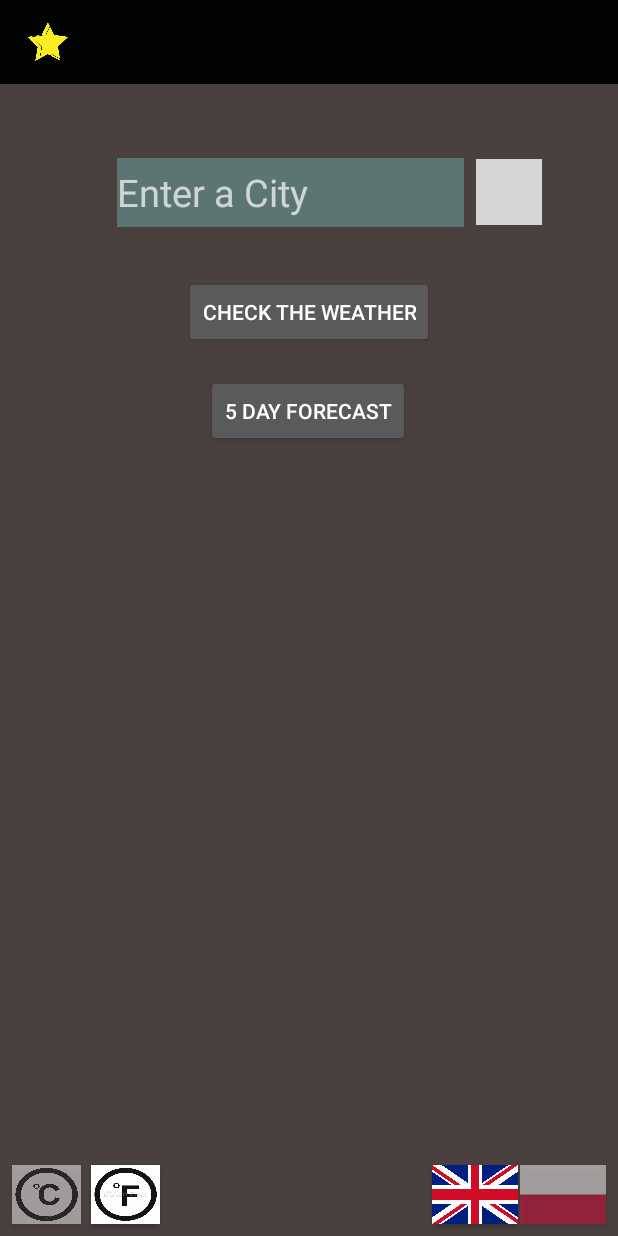
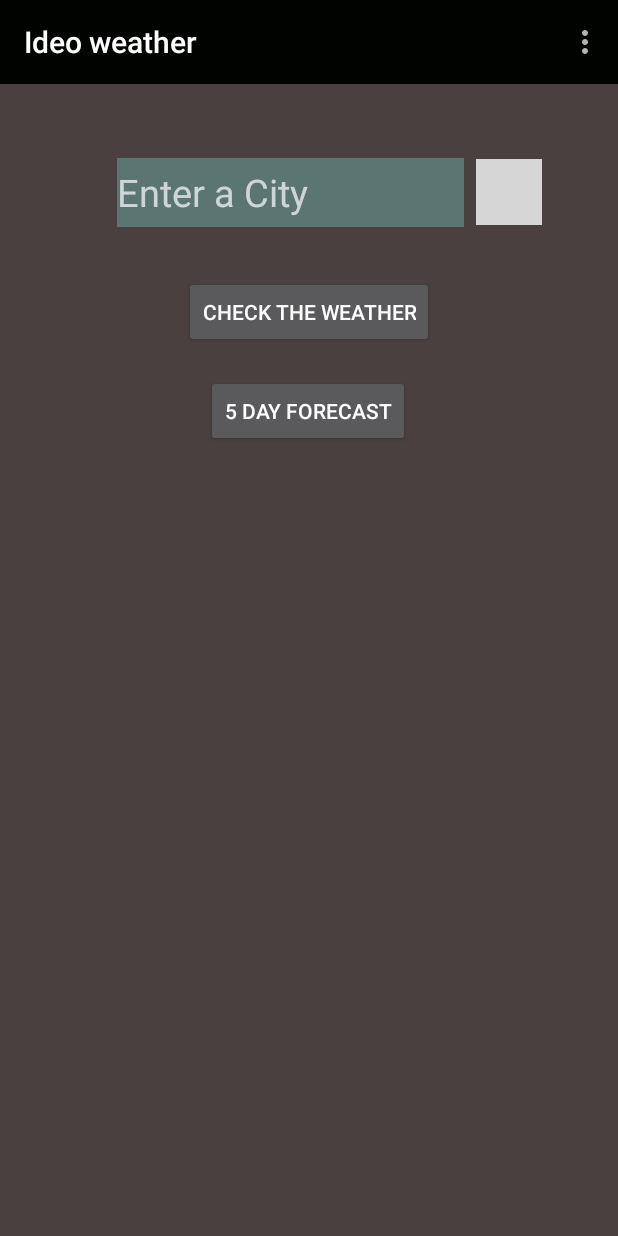
Before and after one commit to Reapermat/Weather_App, an Android app: the screen it shows after launch (MainActivity), on a phone screen of 412 x 824 dp. Run offline under Robolectric (Android 15) with nearby library versions, the phone set to English and light mode, and no system bars; 4 statements that could not run were skipped; grey boxes are pictures that could not be loaded.

Commit message:
created activity settings

```diff
--- a/app/src/main/java/com/matthewferry/ideoweather/model/activity/FavoriteActivity.java
+++ b/app/src/main/java/com/matthewferry/ideoweather/model/activity/FavoriteActivity.java
@@ -150,8 +150,6 @@ public class FavoriteActivity extends AppCompatActivity implements NewCityDialog
 
     }
 
-
-
     private void setLocal(String lang){
         Locale locale = new Locale(lang);
         Locale.setDefault(locale);
@@ -181,8 +179,8 @@ public class FavoriteActivity extends AppCompatActivity implements NewCityDialog
         cities = findViewById(R.id.cities);
         floatingActionButton = findViewById(R.id.floatingActionButton);
         dialogCity = findViewById(R.id.dialogCity);
-        english = findViewById(R.id.englishButton);
-        polish = findViewById(R.id.polishButton);
+        /*english = findViewById(R.id.englishButton);
+        polish = findViewById(R.id.polishButton);*/
         backTo = getString(R.string.back_to_main);
         canceled = getString(R.string.canceled);
         swipeToDelete = getString(R.string.swipe_to_delete);
--- a/app/src/main/java/com/matthewferry/ideoweather/model/activity/MainActivity.java
+++ b/app/src/main/java/com/matthewferry/ideoweather/model/activity/MainActivity.java
@@ -5,6 +5,7 @@ import android.content.Context;
 import android.content.Intent;
 import android.content.SharedPreferences;
 import android.content.pm.PackageManager;
+import android.content.res.Configuration;
 import android.location.Location;
 import android.location.LocationListener;
 import android.location.LocationManager;
@@ -16,6 +17,9 @@ import android.support.v7.app.AppCompatActivity;
 import android.os.Bundle;
 import android.support.v7.widget.Toolbar;
 import android.util.Log;
+import android.view.Menu;
+import android.view.MenuInflater;
+import android.view.MenuItem;
 import android.view.View;
 import android.view.inputmethod.InputMethodManager;
 import android.widget.Button;
@@ -35,6 +39,7 @@ import com.matthewferry.ideoweather.model.util.WeatherToday;
 
 import java.io.File;
 import java.util.ArrayList;
+import java.util.Locale;
 
 import retrofit2.Call;
 import retrofit2.Callback;
@@ -74,6 +79,7 @@ public class MainActivity extends AppCompatActivity {
     String yourLocation;
     String lang;
     String nextDay;
+    String appname;
     View view;
     public String BaseUrl = "http://api.openweathermap.org/";
     public String AppId = "c3ae299cd9fa2fa369c0839cc39e7b84";
@@ -82,7 +88,7 @@ public class MainActivity extends AppCompatActivity {
 
 
 
-    public void ToCelsius(View view){
+    /*public void ToCelsius(View view){
 
         units="metric";
         celsius.setClickable(false);
@@ -189,21 +195,19 @@ public class MainActivity extends AppCompatActivity {
             }
         }
 
-    }
+    }*/
 
-    public void loadLocale(){
+    /*public void loadLocale(){
         lang = pref.getString("language", "");
         LocaleHelper.setLocale(this, lang);
-    }
+    }*/
 
 
     public static String getLanguage(){
         return language;
     }
 
-    public static String getUnits(){
-        return units;
-    }
+
 
     public static String getCity(){
         return city;
@@ -213,19 +217,20 @@ public class MainActivity extends AppCompatActivity {
 
         editText = findViewById(R.id.editText);
         textView = findViewById(R.id.textView);
-        celsius = findViewById(R.id.celsiusButton);
+        /*celsius = findViewById(R.id.celsiusButton);
         fahrenheit = findViewById(R.id.fahrenheitButton);
         english = findViewById(R.id.englishButton);
-        polish = findViewById(R.id.polishButton);
+        polish = findViewById(R.id.polishButton);*/
         check = findViewById(R.id.button);
         setLocation = findViewById(R.id.setLocation);
-        favorite = findViewById(R.id.back);
+        //favorite = findViewById(R.id.back);
         nextDayForecast = findViewById(R.id.nextDayForecast);
         enterCity = this.getString(R.string.enter_city);
         checkWeather_s = this.getString(R.string.check_weather);
         weatherNotFound = this.getString(R.string.weather_not_found);
         yourLocation = this.getString(R.string.your_location);
         nextDay = this.getString(R.string.next_days);
+        appname = this.getString(R.string.app_name);
         myToolbar= findViewById(R.id.main_toolbar);
     }
 
@@ -308,14 +313,40 @@ public class MainActivity extends AppCompatActivity {
 
     }
 
+    private void setLocal(String lang){
+        Locale locale = new Locale(lang);
+        Locale.setDefault(locale);
+        Configuration config = new Configuration();
+        config.locale = locale;
+        getBaseContext().getResources().updateConfiguration(config, getBaseContext().getResources().getDisplayMetrics());
+        editor.putString("language", lang);
+        editor.commit();
+    }
+
+    public void loadPreferences(){
+        try {
+            pref = PreferenceManager.getDefaultSharedPreferences(this);
+            lang = pref.getString("language", null);
+            Log.i("language", pref.getString("language", null));
+            //LocaleHelper.setLocale(this, lang);
+            setLocal(lang);
 
 
+        }catch (Exception e){
+            e.printStackTrace();
+        }
+    }
 
     public void goToFavorite(View view){
 
         Intent intent = new Intent(MainActivity.this, FavoriteActivity.class);
         startActivity(intent);
 
+    }
+
+    public void goToSettings(View view){
+        Intent intent = new Intent(MainActivity.this, SettingsActivity.class);
+        startActivity(intent);
     }
 
     public void goToViewPager(View view) {
@@ -337,7 +368,7 @@ public class MainActivity extends AppCompatActivity {
         }
     }
 
-    public void setTempButton(){
+    /*public void setTempButton(){
         if(pref.getString("temperature", null) == null){
             editor.putString("temperature", "F");
             editor.putString("units", "imperial");
@@ -399,22 +430,22 @@ public class MainActivity extends AppCompatActivity {
             language = "pl";
             savePreferences("language", "pl");
         }
-    }
+    }*/
 
-    private void savePreferences(String key, String value){
+    /*private void savePreferences(String key, String value){
         SharedPreferences sharedPreferences = PreferenceManager.getDefaultSharedPreferences(getApplicationContext());
 
         SharedPreferences.Editor editor = sharedPreferences.edit();
         editor.putString(key, value);
         editor.commit();
-    }
+    }*/
 
     public void getWeatherFromLocation(String lat, String longi) {
 
         if (geo) {
 
             WeatherServiceLocationToday service = ServiceGenerator.createService(WeatherServiceLocationToday.class);
-            Call<WeatherResponseToday> call = service.getCurrentWeatherDataFromLocation(lat, longi, language, units, AppId);
+            Call<WeatherResponseToday> call = service.getCurrentWeatherDataFromLocation(lat, longi, language, SettingsActivity.getUnits(), AppId);
             call.enqueue(new Callback<WeatherResponseToday>() {
                 @Override
                 public void onResponse(Call<WeatherResponseToday> call, Response<WeatherResponseToday> response) {
@@ -454,7 +485,7 @@ public class MainActivity extends AppCompatActivity {
         } else {
 
             WeatherServiceNameToday service = ServiceGenerator.createService(WeatherServiceNameToday.class);
-                    Call<WeatherResponseToday> call = service.getCurrentWeatherDataFromName(City, language, units, AppId);
+            Call<WeatherResponseToday> call = service.getCurrentWeatherDataFromName(City, language, SettingsActivity.getUnits(), AppId);
             call.enqueue(new Callback<WeatherResponseToday>() {
                 @Override
                 public void onResponse(Call<WeatherResponseToday> call, Response<WeatherResponseToday> response) {
@@ -529,18 +560,48 @@ public class MainActivity extends AppCompatActivity {
         }
     }
 
+
+
+
+    @Override
+    public boolean onCreateOptionsMenu(Menu menu) {
+        MenuInflater inflater = getMenuInflater();
+        inflater.inflate(R.menu.menu, menu);
+        return super.onCreateOptionsMenu(menu);
+    }
+
+    @Override
+    public boolean onOptionsItemSelected(MenuItem item) {
+
+        switch (item.getItemId()){
+            case R.id.settings:
+                goToSettings(view);
+                break;
+            case R.id.favorite:
+                goToFavorite(view);
+                break;
+            default:
+                Toast.makeText(this, "error", 10).show();
+        }
+
+        return super.onOptionsItemSelected(item);
+    }
+
     @Override
     protected void onCreate(Bundle savedInstanceState) {
         super.onCreate(savedInstanceState);
+        loadPreferences();
         setContentView(R.layout.activity_main);
         FindViews();
+        myToolbar.setTitle(appname);
+        setSupportActionBar(myToolbar);
         Location();
         getInt();
         pref = getSharedPreferences("MyPref", 0);
         editor = pref.edit();
-        loadLocale();
-        setLangButton();
-        setTempButton();
+        /*loadLocale();*/
+        /*setLangButton();
+        setTempButton();*/
         editText.setText(getCity());
         if(!editText.getText().toString().equals("")){
             Check(view);
--- a/app/src/main/java/com/matthewferry/ideoweather/model/activity/ViewPagerActivity.java
+++ b/app/src/main/java/com/matthewferry/ideoweather/model/activity/ViewPagerActivity.java
@@ -129,7 +129,7 @@ public class ViewPagerActivity extends AppCompatActivity {
 
 
             WeatherServiceNameNext service = ServiceGenerator.createService(WeatherServiceNameNext.class);
-            Call<WeatherResponseNextDays> call = service.getCurrentDataFromNameNextDays(City, MainActivity.getLanguage(), MainActivity.getUnits(), AppId);
+            Call<WeatherResponseNextDays> call = service.getCurrentDataFromNameNextDays(City, SettingsActivity.getLanguage(), SettingsActivity.getUnits(), AppId);
             call.enqueue(new Callback<WeatherResponseNextDays>() {
                 @Override
                 public void onResponse(Call<WeatherResponseNextDays> call, Response<WeatherResponseNextDays> response) {
--- a/app/src/main/res/layout/activity_main.xml
+++ b/app/src/main/res/layout/activity_main.xml
@@ -13,10 +13,10 @@
         android:layout_height="wrap_content"
         android:background="#010301"
         android:minHeight="?attr/actionBarSize"
-        tools:layout_editor_absoluteX="39dp"
-        tools:layout_editor_absoluteY="3dp">
+        app:popupTheme="@style/CustomPopUpStyle"
+        >
 
-        <ImageButton
+        <!--<ImageButton
             android:id="@+id/back"
             android:layout_width="35dp"
             android:layout_height="35dp"
@@ -35,7 +35,7 @@
             app:layout_constraintStart_toStartOf="parent"
             app:layout_constraintTop_toTopOf="parent"
             app:layout_constraintVertical_bias="0.077"
-            app:srcCompat="@drawable/star" />
+            app:srcCompat="@drawable/star" />-->
 
     </android.support.v7.widget.Toolbar>
 
@@ -101,7 +101,7 @@
         app:layout_constraintTop_toTopOf="parent"
         app:layout_constraintVertical_bias="0.854" />
 
-    <Button
+   <!-- <Button
         android:id="@+id/celsiusButton"
         android:layout_width="46dp"
         android:layout_height="39dp"
@@ -181,7 +181,7 @@
         app:layout_constraintHorizontal_bias="0.151"
         app:layout_constraintStart_toStartOf="parent"
         app:layout_constraintTop_toTopOf="parent"
-        app:layout_constraintVertical_bias="1.0" />
+        app:layout_constraintVertical_bias="1.0" />-->
 
     <ImageButton
         android:id="@+id/setLocation"
--- /dev/null
+++ b/app/src/main/res/menu/menu.xml
@@ -0,0 +1,14 @@
+<?xml version="1.0" encoding="utf-8"?>
+<menu xmlns:android="http://schemas.android.com/apk/res/android"
+    xmlns:app="http://schemas.android.com/apk/res-auto">
+    <item
+        android:id="@+id/settings"
+        android:title="@string/settings_name"
+        app:showAsAction="never"
+        ></item>
+    <item
+        android:id="@+id/favorite"
+        android:title="@string/favorite"
+        app:showAsAction="never"
+        ></item>
+</menu>
--- a/app/src/main/res/values/strings.xml
+++ b/app/src/main/res/values/strings.xml
@@ -1,5 +1,6 @@
 <resources>
     <string name="app_name">Ideo weather</string>
+    <string name="settings_name">Settings</string>
     <string name="tab_text_1" translatable="false">Tab 1</string>
     <string name="tab_text_2" translatable="false">Tab 2</string>
     <string name="check_weather">Check the weather</string>
@@ -15,10 +16,12 @@
     <string name="next_days">5 day forecast</string>
     <string name="please_wait">Please wait...</string>
     <string name="favorite">Favorite</string>
+    <string name="units">Units: </string>
+    <string name="language">Language: </string>
+
 
 
     <!-- TODO: Remove or change this placeholder text -->
     <string name="hello_blank_fragment" translatable="false">Hello blank fragment</string>
     <string name="action_settings" translatable="false">Settings</string>
-    <string name="title_activity_view_pager">ViewPagerActivity</string>
 </resources>
--- a/app/src/main/res/values/styles.xml
+++ b/app/src/main/res/values/styles.xml
@@ -6,6 +6,12 @@
         <item name="colorPrimary">@color/colorPrimary</item>
         <item name="colorPrimaryDark">@color/colorPrimaryDark</item>
         <item name="colorAccent">@color/colorAccent</item>
+    </style>
+
+    <style name="CustomPopUpStyle" parent="Theme.AppCompat.Light.NoActionBar">
+        <item name="background">@color/colorPrimary</item>
+        <item name="overlapAnchor">false</item>
+        <item name="android:dropDownVerticalOffset">-4dp</item>
     </style>
 
     <style name="AppTheme.NoActionBar">
```
Also changed, not shown: app/src/main/AndroidManifest.xml (+7 -3 lines), app/src/main/java/com/matthewferry/ideoweather/model/activity/SettingsActivity.java (added, +239 -0 lines), app/src/main/res/layout/activity_settings.xml (added, +142 -0 lines), app/src/main/res/menu/menu_view_pager.xml (deleted, +0 -10 lines), app/build.gradle (line endings or trailing spaces), 1 other file. Lines whose indentation alone changed are shown as unchanged.
